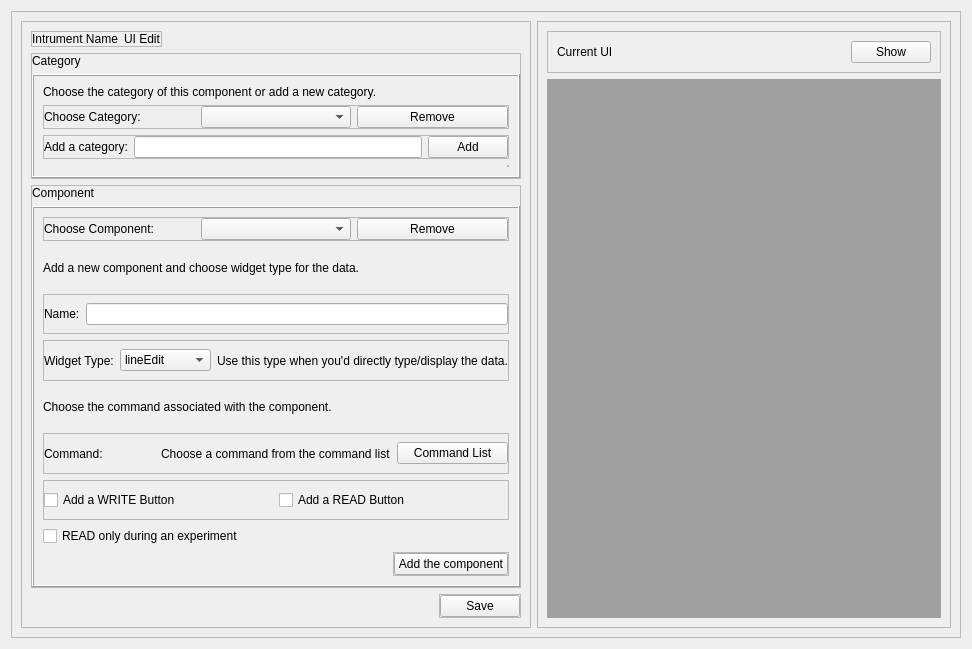
Before: the Qt Designer form GUI/ui_files/ui_edit.ui in YeonungK/YonKu, drawn with Qt 5.
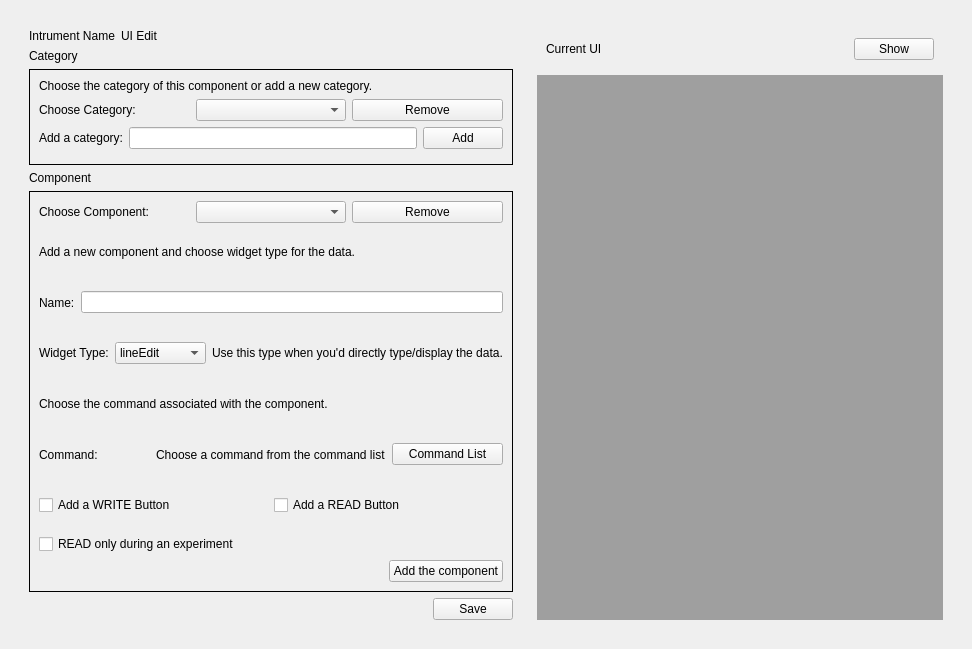
After: the same form once the commit is applied.

```diff
--- a/GUI/ui_files/ui_edit.ui
+++ b/GUI/ui_files/ui_edit.ui
@@ -17,10 +17,7 @@
    <item>
     <widget class="QFrame" name="frame_18">
      <property name="frameShape">
-      <enum>QFrame::Shape::StyledPanel</enum>
-     </property>
-     <property name="frameShadow">
-      <enum>QFrame::Shadow::Raised</enum>
+      <enum>QFrame::NoFrame</enum>
      </property>
      <layout class="QHBoxLayout" name="horizontalLayout_10">
       <item>
@@ -29,10 +26,7 @@
          <enum>Qt::LayoutDirection::LeftToRight</enum>
         </property>
         <property name="frameShape">
-         <enum>QFrame::Shape::StyledPanel</enum>
-        </property>
-        <property name="frameShadow">
-         <enum>QFrame::Shadow::Raised</enum>
+         <enum>QFrame::NoFrame</enum>
         </property>
         <layout class="QVBoxLayout" name="verticalLayout_7">
          <item>
@@ -44,10 +38,7 @@
             </sizepolicy>
            </property>
            <property name="frameShape">
-            <enum>QFrame::Shape::StyledPanel</enum>
-           </property>
-           <property name="frameShadow">
-            <enum>QFrame::Shadow::Raised</enum>
+            <enum>QFrame::NoFrame</enum>
            </property>
            <layout class="QHBoxLayout" name="horizontalLayout">
             <property name="leftMargin">
@@ -88,10 +79,7 @@
             </sizepolicy>
            </property>
            <property name="frameShape">
-            <enum>QFrame::Shape::StyledPanel</enum>
-           </property>
-           <property name="frameShadow">
-            <enum>QFrame::Shadow::Raised</enum>
+            <enum>QFrame::NoFrame</enum>
            </property>
            <layout class="QVBoxLayout" name="verticalLayout_3">
             <property name="leftMargin">
@@ -128,10 +116,7 @@
                </sizepolicy>
               </property>
               <property name="frameShape">
-               <enum>QFrame::Shape::Box</enum>
-              </property>
-              <property name="frameShadow">
-               <enum>QFrame::Shadow::Raised</enum>
+               <enum>QFrame::Box</enum>
               </property>
               <layout class="QVBoxLayout" name="verticalLayout">
                <item>
@@ -156,10 +141,7 @@
                   </sizepolicy>
                  </property>
                  <property name="frameShape">
-                  <enum>QFrame::Shape::StyledPanel</enum>
-                 </property>
-                 <property name="frameShadow">
-                  <enum>QFrame::Shadow::Raised</enum>
+                  <enum>QFrame::NoFrame</enum>
                  </property>
                  <layout class="QHBoxLayout" name="horizontalLayout_2">
                   <property name="leftMargin">
@@ -209,10 +191,7 @@
                   </sizepolicy>
                  </property>
                  <property name="frameShape">
-                  <enum>QFrame::Shape::StyledPanel</enum>
-                 </property>
-                 <property name="frameShadow">
-                  <enum>QFrame::Shadow::Raised</enum>
+                  <enum>QFrame::NoFrame</enum>
                  </property>
                  <layout class="QHBoxLayout" name="horizontalLayout_3">
                   <property name="leftMargin">
@@ -256,13 +235,10 @@
                   </sizepolicy>
                  </property>
                  <property name="layoutDirection">
-                  <enum>Qt::LayoutDirection::RightToLeft</enum>
+                  <enum>Qt::LeftToRight</enum>
                  </property>
                  <property name="frameShape">
-                  <enum>QFrame::Shape::StyledPanel</enum>
-                 </property>
-                 <property name="frameShadow">
-                  <enum>QFrame::Shadow::Raised</enum>
+                  <enum>QFrame::NoFrame</enum>
                  </property>
                  <layout class="QHBoxLayout" name="horizontalLayout_13">
                   <property name="leftMargin">
@@ -289,10 +265,7 @@
          <item>
           <widget class="QFrame" name="frame_10">
            <property name="frameShape">
-            <enum>QFrame::Shape::StyledPanel</enum>
-           </property>
-           <property name="frameShadow">
-            <enum>QFrame::Shadow::Raised</enum>
+            <enum>QFrame::NoFrame</enum>
            </property>
            <layout class="QVBoxLayout" name="verticalLayout_4">
             <property name="leftMargin">
@@ -323,10 +296,7 @@
             <item>
              <widget class="QFrame" name="frame_8">
               <property name="frameShape">
-               <enum>QFrame::Shape::Box</enum>
-              </property>
-              <property name="frameShadow">
-               <enum>QFrame::Shadow::Raised</enum>
+               <enum>QFrame::Box</enum>
               </property>
               <layout class="QVBoxLayout" name="verticalLayout_2">
                <item>
@@ -338,10 +308,7 @@
                   </sizepolicy>
                  </property>
                  <property name="frameShape">
-                  <enum>QFrame::Shape::StyledPanel</enum>
-                 </property>
-                 <property name="frameShadow">
-                  <enum>QFrame::Shadow::Raised</enum>
+                  <enum>QFrame::NoFrame</enum>
                  </property>
                  <layout class="QHBoxLayout" name="horizontalLayout_6">
                   <property name="leftMargin">
@@ -392,10 +359,7 @@
                <item>
                 <widget class="QFrame" name="frame_4">
                  <property name="frameShape">
-                  <enum>QFrame::Shape::StyledPanel</enum>
-                 </property>
-                 <property name="frameShadow">
-                  <enum>QFrame::Shadow::Raised</enum>
+                  <enum>QFrame::NoFrame</enum>
                  </property>
                  <layout class="QHBoxLayout" name="horizontalLayout_4">
                   <property name="leftMargin">
@@ -426,10 +390,7 @@
                <item>
                 <widget class="QFrame" name="frame_5">
                  <property name="frameShape">
-                  <enum>QFrame::Shape::StyledPanel</enum>
-                 </property>
-                 <property name="frameShadow">
-                  <enum>QFrame::Shadow::Raised</enum>
+                  <enum>QFrame::NoFrame</enum>
                  </property>
                  <layout class="QHBoxLayout" name="horizontalLayout_5">
                   <property name="leftMargin">
@@ -485,10 +446,7 @@
                <item>
                 <widget class="QFrame" name="frame_11">
                  <property name="frameShape">
-                  <enum>QFrame::Shape::StyledPanel</enum>
-                 </property>
-                 <property name="frameShadow">
-                  <enum>QFrame::Shadow::Raised</enum>
+                  <enum>QFrame::NoFrame</enum>
                  </property>
                  <layout class="QHBoxLayout" name="horizontalLayout_7">
                   <property name="leftMargin">
@@ -530,10 +488,7 @@
                <item>
                 <widget class="QFrame" name="frame_12">
                  <property name="frameShape">
-                  <enum>QFrame::Shape::StyledPanel</enum>
-                 </property>
-                 <property name="frameShadow">
-                  <enum>QFrame::Shadow::Raised</enum>
+                  <enum>QFrame::NoFrame</enum>
                  </property>
                  <layout class="QHBoxLayout" name="horizontalLayout_8">
                   <property name="leftMargin">
@@ -584,10 +539,7 @@
                   <enum>Qt::LayoutDirection::RightToLeft</enum>
                  </property>
                  <property name="frameShape">
-                  <enum>QFrame::Shape::StyledPanel</enum>
-                 </property>
-                 <property name="frameShadow">
-                  <enum>QFrame::Shadow::Raised</enum>
+                  <enum>QFrame::NoFrame</enum>
                  </property>
                  <layout class="QHBoxLayout" name="horizontalLayout_9">
                   <property name="leftMargin">
@@ -639,10 +591,7 @@
             <enum>Qt::LayoutDirection::RightToLeft</enum>
            </property>
            <property name="frameShape">
-            <enum>QFrame::Shape::StyledPanel</enum>
-           </property>
-           <property name="frameShadow">
-            <enum>QFrame::Shadow::Raised</enum>
+            <enum>QFrame::NoFrame</enum>
            </property>
            <layout class="QHBoxLayout" name="horizontalLayout_14">
             <property name="leftMargin">
@@ -673,19 +622,13 @@
       <item>
        <widget class="QFrame" name="frame_16">
         <property name="frameShape">
-         <enum>QFrame::Shape::StyledPanel</enum>
-        </property>
-        <property name="frameShadow">
-         <enum>QFrame::Shadow::Raised</enum>
+         <enum>QFrame::NoFrame</enum>
         </property>
         <layout class="QVBoxLayout" name="verticalLayout_8">
          <item>
           <widget class="QFrame" name="frame_19">
            <property name="frameShape">
-            <enum>QFrame::Shape::StyledPanel</enum>
-           </property>
-           <property name="frameShadow">
-            <enum>QFrame::Shadow::Raised</enum>
+            <enum>QFrame::NoFrame</enum>
            </property>
            <layout class="QHBoxLayout" name="horizontalLayout_11">
             <item>
```
Left out of the diff: 12 changed lines with no effect on the pictures.
